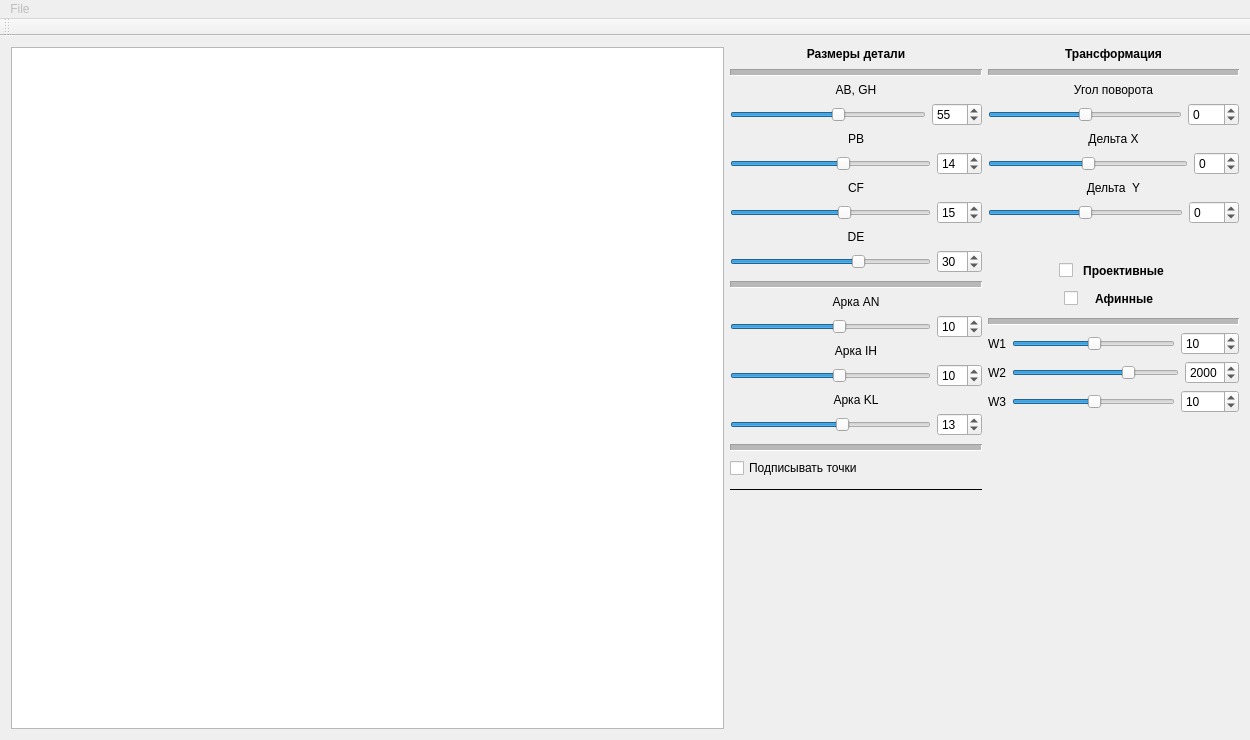
Old version of the form MainWindow/mainwindow.ui in the repository Childcity/QtGraphicsExample.
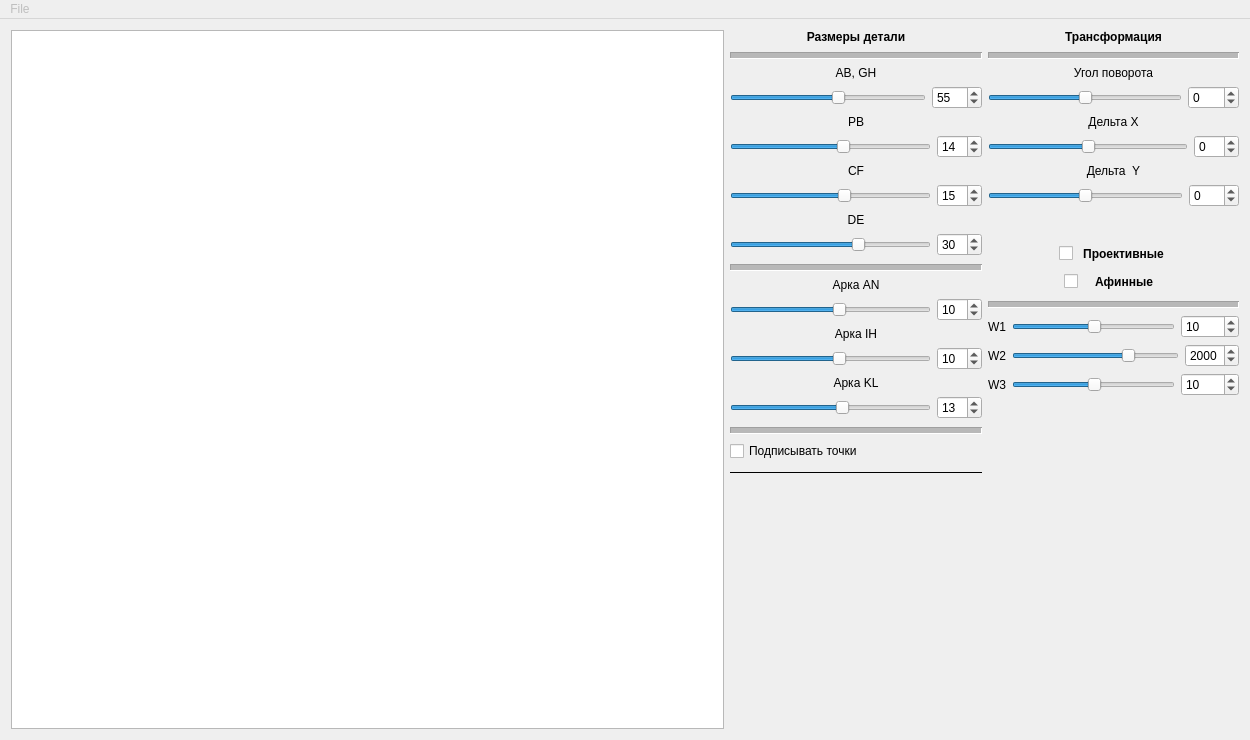
New version of the form. Icons and pictures are not drawn. Custom widgets are drawn as their Qt base class.

```diff
--- a/MainWindow/mainwindow.ui
+++ b/MainWindow/mainwindow.ui
@@ -1002,17 +1002,6 @@
    </widget>
    <addaction name="menuFile"/>
   </widget>
-  <widget class="QToolBar" name="toolBar">
-   <property name="windowTitle">
-    <string>toolBar</string>
-   </property>
-   <attribute name="toolBarArea">
-    <enum>TopToolBarArea</enum>
-   </attribute>
-   <attribute name="toolBarBreak">
-    <bool>false</bool>
-   </attribute>
-  </widget>
  </widget>
  <layoutdefault spacing="6" margin="11"/>
  <customwidgets>
```
